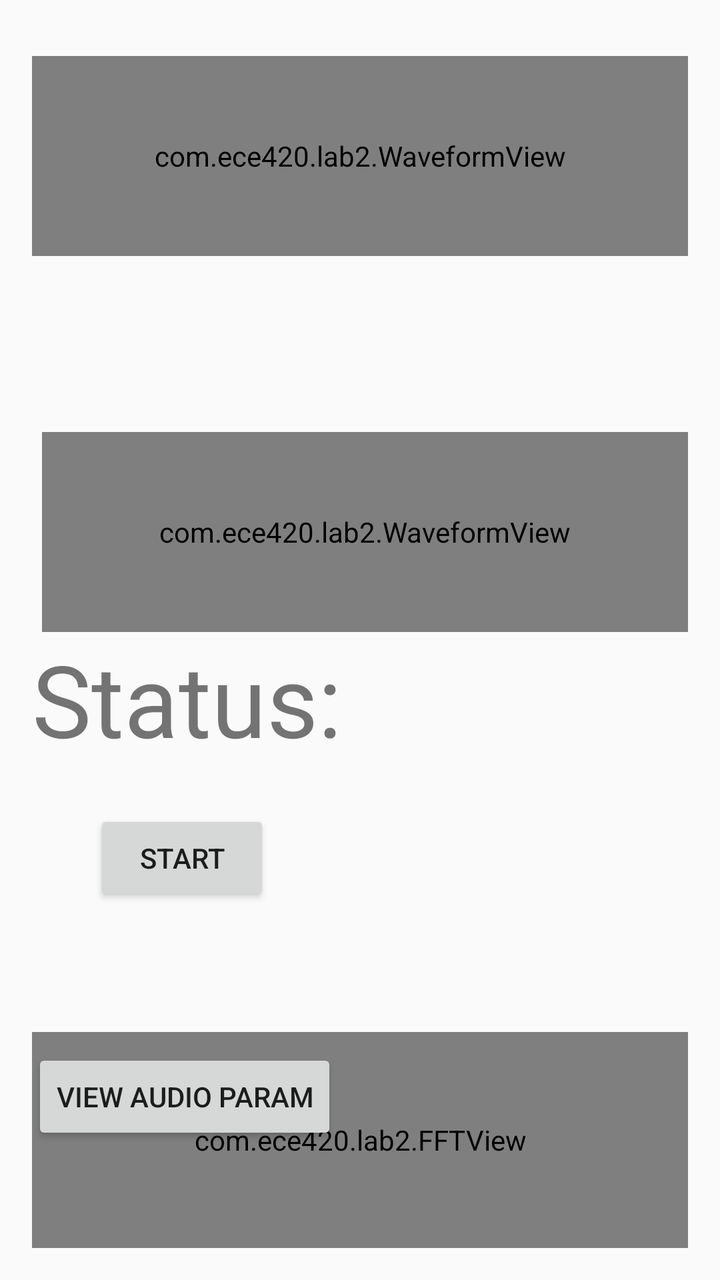
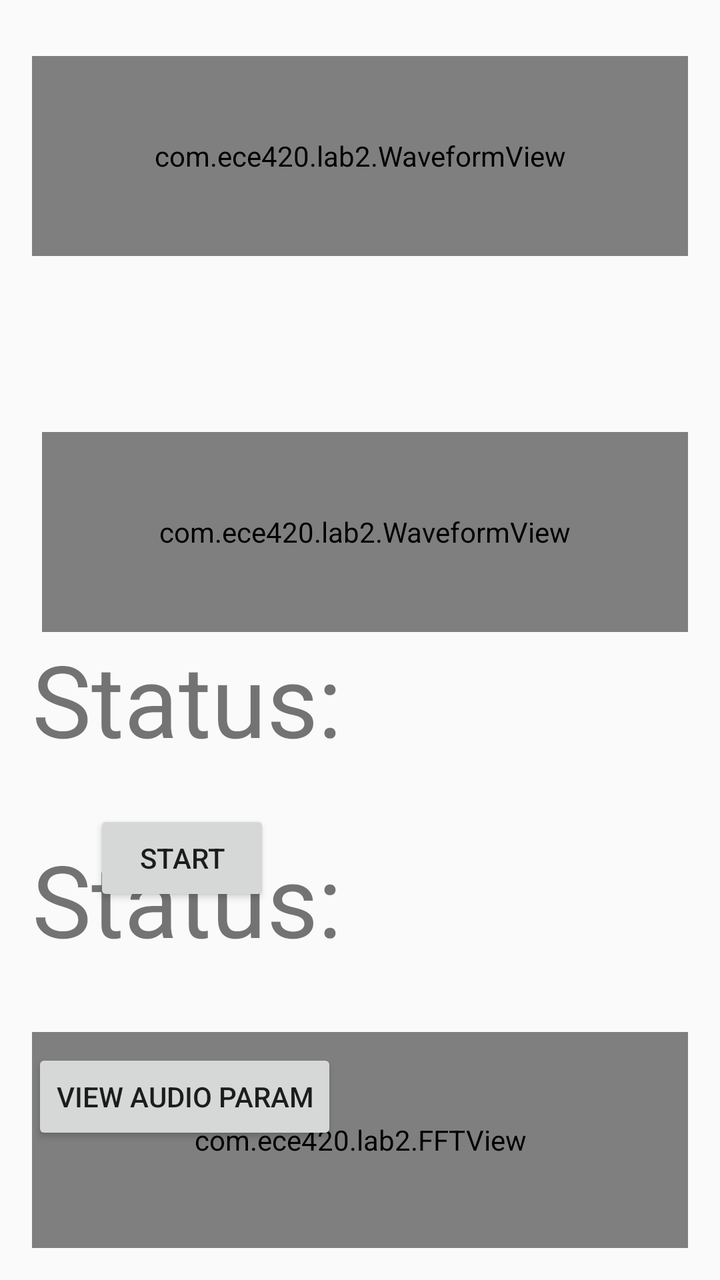

Screens rendered from an Android XML layout before and after an edit, with the pre-edit source and the edit as a unified diff.
<!-- AndroidManifest.xml: application theme AppTheme -->
<!-- res/layout/activity_main.xml -->
<RelativeLayout xmlns:android="http://schemas.android.com/apk/res/android"
    xmlns:tools="http://schemas.android.com/tools"
    android:layout_width="match_parent"
    android:layout_height="match_parent"
    android:paddingLeft="@dimen/activity_horizontal_margin"
    android:paddingRight="@dimen/activity_horizontal_margin"
    android:paddingTop="@dimen/activity_vertical_margin"
    android:paddingBottom="@dimen/activity_vertical_margin"
    tools:context="com.ece420.lab2.MainActivity">

    <Button
        android:id="@+id/capture_control_button"
        android:layout_width="wrap_content"
        android:layout_height="wrap_content"
        android:layout_alignParentStart="true"
        android:layout_alignParentBottom="true"
        android:layout_marginStart="31dp"
        android:layout_marginBottom="171dp"
        android:onClick="onEchoClick"
        android:text="@string/StartEcho" />

    <Button
        android:layout_width="wrap_content"
        android:layout_height="wrap_content"
        android:text="@string/GetParam"
        android:id="@+id/get_parameter_button"
        android:layout_above="@+id/statusView"
        android:layout_alignParentStart="true"
        android:onClick="getLowLatencyParameters" />

    <TextView android:text="@string/init_status"
        android:layout_width="wrap_content"
        android:layout_height="wrap_content"
        android:lines="3"
        android:id="@+id/statusView"
        android:layout_centerHorizontal="true"
        android:layout_alignParentBottom="true"/>

    <TextView
        android:id="@+id/distanceView"
        android:layout_width="wrap_content"
        android:layout_height="wrap_content"
        android:text="@string/init_status"
        android:textSize="50sp"
        android:layout_marginTop="300dp"
        android:layout_gravity="center_horizontal"/>

    <com.ece420.lab2.WaveformView
        android:id="@+id/waveformView"
        android:layout_width="match_parent"
        android:layout_height="100dp"
        android:layout_marginTop="12dp"
        android:background="#222"/>

    <com.ece420.lab2.WaveformView
        android:id="@+id/waveformView2"
        android:layout_width="match_parent"
        android:layout_height="100dp"
        android:layout_alignParentStart="true"
        android:layout_marginStart="5dp"
        android:layout_marginTop="200dp"
        android:background="#222" />

    <com.ece420.lab2.FFTView
        android:id="@+id/FFTView"
        android:layout_width="match_parent"
        android:layout_height="300dp"
        android:layout_marginTop="500dp"
        android:background="#222" />
</RelativeLayout>
<!-- resources referenced by this layout -->
<resources>
  <dimen name="activity_horizontal_margin">16dp</dimen>
  <dimen name="activity_vertical_margin">16dp</dimen>
  <string name="GetParam">View Audio Param</string>
  <string name="StartEcho">Start</string>
  <string name="init_status">Status:</string>
  <style name="AppTheme" parent="android:Theme.Holo.Light.DarkActionBar">
          
      </style>
</resources>

<!-- the commit's change to res/layout/activity_main.xml (unified diff, before → after) -->
@@ -61,6 +61,16 @@
         android:layout_marginTop="200dp"
         android:background="#222" />
 
+    <TextView
+        android:id="@+id/reflectionView"
+        android:layout_width="wrap_content"
+        android:layout_height="wrap_content"
+        android:text="@string/init_status"
+        android:textSize="50sp"
+        android:layout_marginTop="400dp"
+        android:layout_gravity="center_horizontal"/>
+
+
     <com.ece420.lab2.FFTView
         android:id="@+id/FFTView"
         android:layout_width="match_parent"
